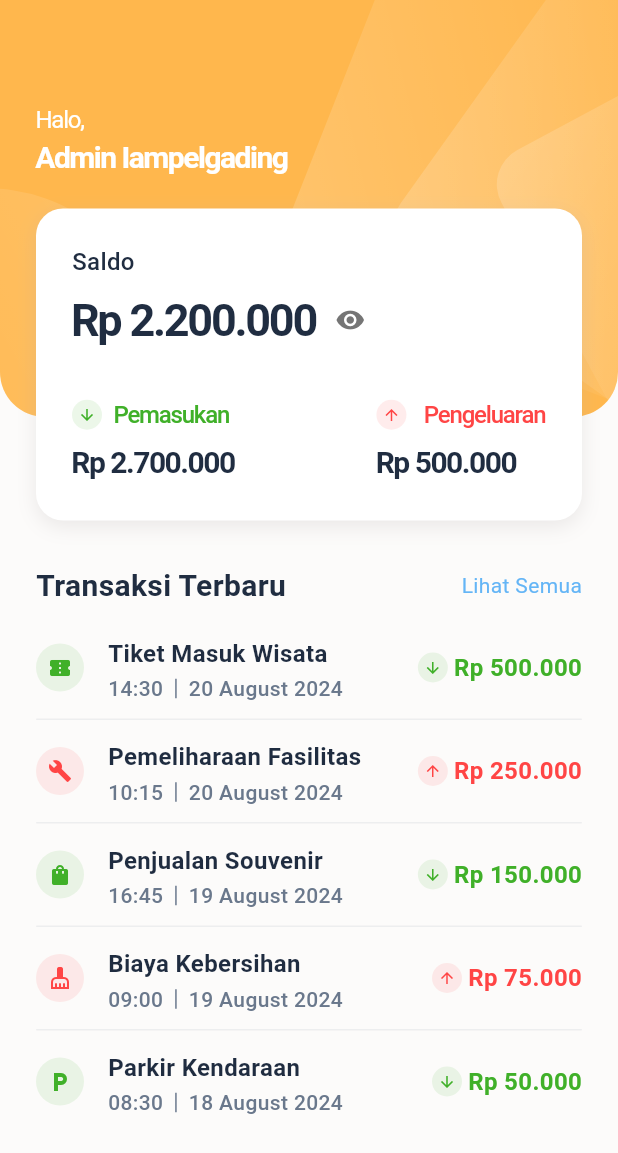
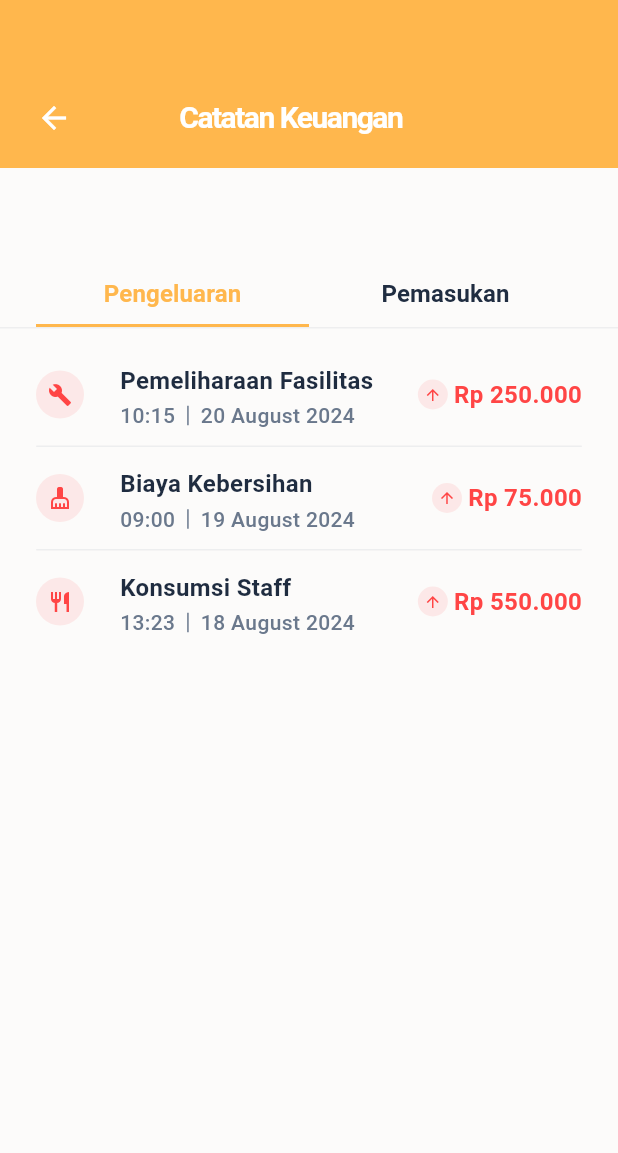
Before and after one commit to Dikaayyy/iampelgading-accountant, a Flutter app: the screen it shows after launch, after a tap on the "visibility" icon, after a tap on the "visibility off" icon, after a tap on "Lihat Semua", on a phone screen of 412 x 824 dp. Shown: the top 1153 px of the screen. Run offline on Flutter 3.47's test engine with Material 3 defaults, Android fonts, the phone set to English and light mode, and no system bars; our stand-ins replace flutter_svg; Roboto replaces fonts that are missing (Poppins).

Commit message:
feat(records): slicing ui

```diff
--- a/lib/features/dashboard/presentation/pages/dashboard_page.dart
+++ b/lib/features/dashboard/presentation/pages/dashboard_page.dart
@@ -3,6 +3,7 @@ import 'package:iampelgading/features/dashboard/presentation/providers/dashboard
 import 'package:iampelgading/features/dashboard/presentation/widgets/balance_card.dart';
 import 'package:iampelgading/features/dashboard/presentation/widgets/dashboard_header.dart';
 import 'package:iampelgading/features/dashboard/presentation/widgets/transaction_section.dart';
+import 'package:iampelgading/features/financial_records/presentation/pages/financial_records_page.dart';
 import 'package:provider/provider.dart';
 
 class DashboardPage extends StatelessWidget {
@@ -49,7 +50,11 @@ class _DashboardViewState extends State<DashboardView> {
                     transactions: _getMockTransactions(),
                     isLoading: provider.isLoading,
                     onViewAllTap: () {
-                      // Navigate to all transactions
+                      Navigator.of(context).push(
+                        MaterialPageRoute(
+                          builder: (context) => const FinancialRecordsPage(),
+                        ),
+                      );
                     },
                     onTransactionTap: (transaction) {
                       // Navigate to transaction detail
--- /dev/null
+++ b/lib/features/financial_records/presentation/pages/financial_records_page.dart
@@ -0,0 +1,149 @@
+import 'package:flutter/material.dart';
+import 'package:iampelgading/features/financial_records/presentation/widgets/financial_tab_bar.dart';
+import 'package:iampelgading/features/financial_records/presentation/widgets/financial_transaction_list.dart';
+
+class FinancialRecordsPage extends StatefulWidget {
+  const FinancialRecordsPage({super.key});
+
+  @override
+  State<FinancialRecordsPage> createState() => _FinancialRecordsPageState();
+}
+
+class _FinancialRecordsPageState extends State<FinancialRecordsPage>
+    with SingleTickerProviderStateMixin {
+  late TabController _tabController;
+
+  @override
+  void initState() {
+    super.initState();
+    _tabController = TabController(length: 2, vsync: this);
+  }
+
+  @override
+  void dispose() {
+    _tabController.dispose();
+    super.dispose();
+  }
+
+  @override
+  Widget build(BuildContext context) {
+    return Scaffold(
+      backgroundColor: const Color(0xFFFCFBFA),
+      body: Column(
+        children: [
+          // Header with orange background
+          Container(
+            width: double.infinity,
+            padding: const EdgeInsets.only(
+              top: 64,
+              left: 24,
+              right: 24,
+              bottom: 19,
+            ),
+            decoration: const BoxDecoration(color: Color(0xFFFFB74D)),
+            child: Row(
+              children: [
+                GestureDetector(
+                  onTap: () => Navigator.of(context).pop(),
+                  child: const Icon(
+                    Icons.arrow_back,
+                    color: Colors.white,
+                    size: 24,
+                  ),
+                ),
+                const SizedBox(width: 72),
+                const Text(
+                  'Catatan Keuangan',
+                  style: TextStyle(
+                    color: Colors.white,
+                    fontSize: 20,
+                    fontWeight: FontWeight.w600,
+                    letterSpacing: -1,
+                  ),
+                ),
+              ],
+            ),
+          ),
+
+          const SizedBox(height: 63),
+
+          // Tab Bar
+          FinancialTabBar(tabController: _tabController),
+
+          const SizedBox(height: 16),
+
+          // Tab View Content
+          Expanded(
+            child: TabBarView(
+              controller: _tabController,
+              children: [
+                // Pengeluaran (Expenses)
+                FinancialTransactionList(
+                  transactions: _getExpenseTransactions(),
+                  isExpense: true,
+                ),
+                // Pemasukan (Income)
+                FinancialTransactionList(
+                  transactions: _getIncomeTransactions(),
+                  isExpense: false,
+                ),
+              ],
+            ),
+          ),
+        ],
+      ),
+    );
+  }
+
+  List<Map<String, dynamic>> _getExpenseTransactions() {
+    return [
+      {
+        'title': 'Pemeliharaan Fasilitas',
+        'time': '10:15',
+        'date': '20 August 2024',
+        'amount': 250000.0,
+        'icon': Icons.build,
+      },
+      {
+        'title': 'Biaya Kebersihan',
+        'time': '09:00',
+        'date': '19 August 2024',
+        'amount': 75000.0,
+        'icon': Icons.cleaning_services,
+      },
+      {
+        'title': 'Konsumsi Staff',
+        'time': '13:23',
+        'date': '18 August 2024',
+        'amount': 550000.0,
+        'icon': Icons.restaurant,
+      },
+    ];
+  }
+
+  List<Map<String, dynamic>> _getIncomeTransactions() {
+    return [
+      {
+        'title': 'Tiket Masuk Wisata',
+        'time': '14:30',
+        'date': '20 August 2024',
+        'amount': 500000.0,
+        'icon': Icons.confirmation_number,
+      },
+      {
+        'title': 'Penjualan Souvenir',
+        'time': '16:45',
+        'date': '19 August 2024',
+        'amount': 150000.0,
+        'icon': Icons.shopping_bag,
+      },
+      {
+        'title': 'Parkir Kendaraan',
+        'time': '08:30',
+        'date': '18 August 2024',
+        'amount': 50000.0,
+        'icon': Icons.local_parking,
+      },
+    ];
+  }
+}
--- /dev/null
+++ b/lib/features/financial_records/presentation/widgets/financial_tab_bar.dart
@@ -0,0 +1,43 @@
+import 'package:flutter/material.dart';
+
+class FinancialTabBar extends StatelessWidget {
+  final TabController tabController;
+
+  const FinancialTabBar({super.key, required this.tabController});
+
+  @override
+  Widget build(BuildContext context) {
+    return Container(
+      width: double.infinity,
+      height: 44,
+      padding: const EdgeInsets.symmetric(horizontal: 24),
+      clipBehavior: Clip.antiAlias,
+      decoration: const BoxDecoration(
+        border: Border(bottom: BorderSide(width: 1, color: Color(0x196A788D))),
+      ),
+      child: TabBar(
+        controller: tabController,
+        indicatorSize: TabBarIndicatorSize.tab,
+        dividerColor: Colors.transparent,
+        indicator: const BoxDecoration(
+          border: Border(
+            bottom: BorderSide(width: 2, color: Color(0xFFFFB74D)),
+          ),
+        ),
+        labelColor: const Color(0xFFFFB74D),
+        unselectedLabelColor: const Color(0xFF202D41),
+        labelStyle: const TextStyle(
+          fontSize: 16,
+          fontFamily: 'Poppins',
+          fontWeight: FontWeight.w600,
+        ),
+        unselectedLabelStyle: const TextStyle(
+          fontSize: 16,
+          fontFamily: 'Poppins',
+          fontWeight: FontWeight.w600,
+        ),
+        tabs: const [Tab(text: 'Pengeluaran'), Tab(text: 'Pemasukan')],
+      ),
+    );
+  }
+}
--- /dev/null
+++ b/lib/features/financial_records/presentation/widgets/financial_transaction_item.dart
@@ -0,0 +1,144 @@
+import 'package:flutter/material.dart';
+import 'package:iampelgading/core/utils/currency_formater.dart';
+
+class FinancialTransactionItem extends StatelessWidget {
+  final String title;
+  final String time;
+  final String date;
+  final double amount;
+  final IconData icon;
+  final bool isExpense;
+  final VoidCallback? onTap;
+
+  const FinancialTransactionItem({
+    super.key,
+    required this.title,
+    required this.time,
+    required this.date,
+    required this.amount,
+    required this.icon,
+    required this.isExpense,
+    this.onTap,
+  });
+
+  @override
+  Widget build(BuildContext context) {
+    final Color amountColor =
+        isExpense ? const Color(0xFFFF4545) : const Color(0xFF40B029);
+
+    return Container(
+      width: double.infinity,
+      height: 56,
+      padding: const EdgeInsets.symmetric(vertical: 7),
+      child: InkWell(
+        onTap: onTap,
+        borderRadius: BorderRadius.circular(12),
+        child: Row(
+          children: [
+            // Icon
+            Container(
+              width: 32,
+              height: 32,
+              decoration: BoxDecoration(
+                color: amountColor.withOpacity(0.1),
+                borderRadius: BorderRadius.circular(16),
+              ),
+              child: Icon(icon, size: 16, color: amountColor),
+            ),
+
+            const SizedBox(width: 24),
+
+            // Transaction Details
+            Expanded(
+              child: Column(
+                crossAxisAlignment: CrossAxisAlignment.start,
+                mainAxisAlignment: MainAxisAlignment.center,
+                children: [
+                  Text(
+                    title,
+                    style: const TextStyle(
+                      color: Color(0xFF1F2C40),
+                      fontSize: 16,
+                      fontWeight: FontWeight.w700,
+                    ),
+                    maxLines: 1,
+                    overflow: TextOverflow.ellipsis,
+                  ),
+                  const SizedBox(height: 2),
+                  Row(
+                    children: [
+                      Text(
+                        time,
+                        style: const TextStyle(
+                          color: Color(0xFF6A788C),
+                          fontSize: 14,
+                          fontWeight: FontWeight.w500,
+                        ),
+                      ),
+                      Container(
+                        width: 1,
+                        height: 13,
+                        margin: const EdgeInsets.symmetric(horizontal: 8),
+                        decoration: const BoxDecoration(
+                          color: Color(0xFF6A788D),
+                        ),
+                      ),
+                      Flexible(
+                        child: Text(
+                          date,
+                          style: const TextStyle(
+                            color: Color(0xFF6A788C),
+                            fontSize: 14,
+                            fontWeight: FontWeight.w500,
+                          ),
+                          overflow: TextOverflow.ellipsis,
+                        ),
+                      ),
+                    ],
+                  ),
+                ],
+              ),
+            ),
+
+            const SizedBox(width: 16),
+
+            // Amount
+            ConstrainedBox(
+              constraints: const BoxConstraints(maxWidth: 128),
+              child: Row(
+                mainAxisSize: MainAxisSize.min,
+                children: [
+                  Container(
+                    width: 20,
+                    height: 20,
+                    decoration: BoxDecoration(
+                      color: amountColor.withOpacity(0.1),
+                      borderRadius: BorderRadius.circular(10),
+                    ),
+                    child: Icon(
+                      isExpense ? Icons.arrow_upward : Icons.arrow_downward,
+                      size: 12,
+                      color: amountColor,
+                    ),
+                  ),
+                  const SizedBox(width: 4),
+                  Flexible(
+                    child: Text(
+                      CurrencyFormatter.format(amount),
+                      style: TextStyle(
+                        color: amountColor,
+                        fontSize: 16,
+                        fontWeight: FontWeight.w700,
+                      ),
+                      overflow: TextOverflow.ellipsis,
+                    ),
+                  ),
+                ],
+              ),
+            ),
+          ],
+        ),
+      ),
+    );
+  }
+}
--- /dev/null
+++ b/lib/features/financial_records/presentation/widgets/financial_transaction_list.dart
@@ -0,0 +1,53 @@
+import 'package:flutter/material.dart';
+import 'package:iampelgading/features/financial_records/presentation/widgets/financial_transaction_item.dart';
+
+class FinancialTransactionList extends StatelessWidget {
+  final List<Map<String, dynamic>> transactions;
+  final bool isExpense;
+
+  const FinancialTransactionList({
+    super.key,
+    required this.transactions,
+    required this.isExpense,
+  });
+
+  @override
+  Widget build(BuildContext context) {
+    return Container(
+      width: double.infinity,
+      padding: const EdgeInsets.symmetric(horizontal: 24),
+      child: ListView.separated(
+        itemCount: transactions.length,
+        separatorBuilder:
+            (context, index) => Opacity(
+              opacity: 0.10,
+              child: Container(
+                width: double.infinity,
+                height: 1,
+                margin: const EdgeInsets.symmetric(vertical: 6),
+                decoration: ShapeDecoration(
+                  color: const Color(0xFF6A788D),
+                  shape: RoundedRectangleBorder(
+                    borderRadius: BorderRadius.circular(8),
+                  ),
+                ),
+              ),
+            ),
+        itemBuilder: (context, index) {
+          final transaction = transactions[index];
+          return FinancialTransactionItem(
+            title: transaction['title'] as String,
+            time: transaction['time'] as String,
+            date: transaction['date'] as String,
+            amount: transaction['amount'] as double,
+            icon: transaction['icon'] as IconData,
+            isExpense: isExpense,
+            onTap: () {
+              // Handle transaction tap
+            },
+          );
+        },
+      ),
+    );
+  }
+}
```
